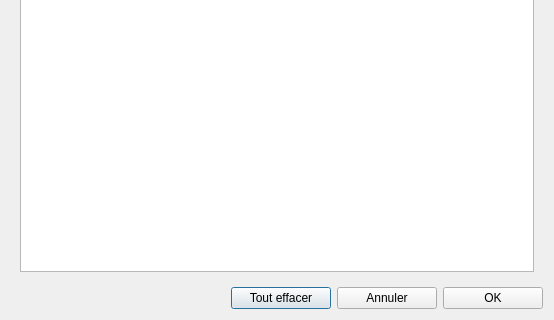
Qt form interface/posteditor.ui (corentin38/pmb) before a commit; both pictures show x 0 to 554 and y 167 to 487 of the 554 by 487 pixel window.
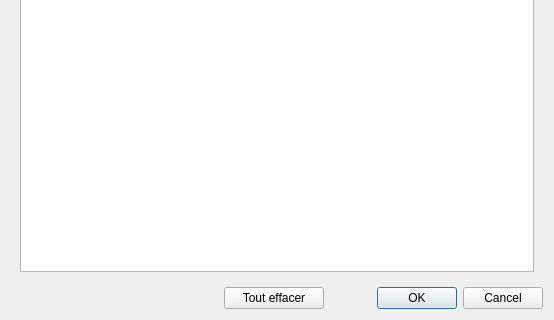
The same form after that commit.

```diff
--- a/interface/posteditor.ui
+++ b/interface/posteditor.ui
@@ -84,28 +84,9 @@
         </widget>
        </item>
        <item>
-        <widget class="QPushButton" name="cancelButton">
-         <property name="minimumSize">
-          <size>
-           <width>100</width>
-           <height>0</height>
-          </size>
-         </property>
-         <property name="text">
-          <string>Annuler</string>
-         </property>
-        </widget>
-       </item>
-       <item>
-        <widget class="QPushButton" name="addButton">
-         <property name="minimumSize">
-          <size>
-           <width>100</width>
-           <height>0</height>
-          </size>
-         </property>
-         <property name="text">
-          <string>OK</string>
+        <widget class="QDialogButtonBox" name="buttonBox">
+         <property name="standardButtons">
+          <set>QDialogButtonBox::Cancel|QDialogButtonBox::Ok</set>
          </property>
         </widget>
        </item>
```
Left out of the diff: 8 changed lines with no effect on the pictures.
